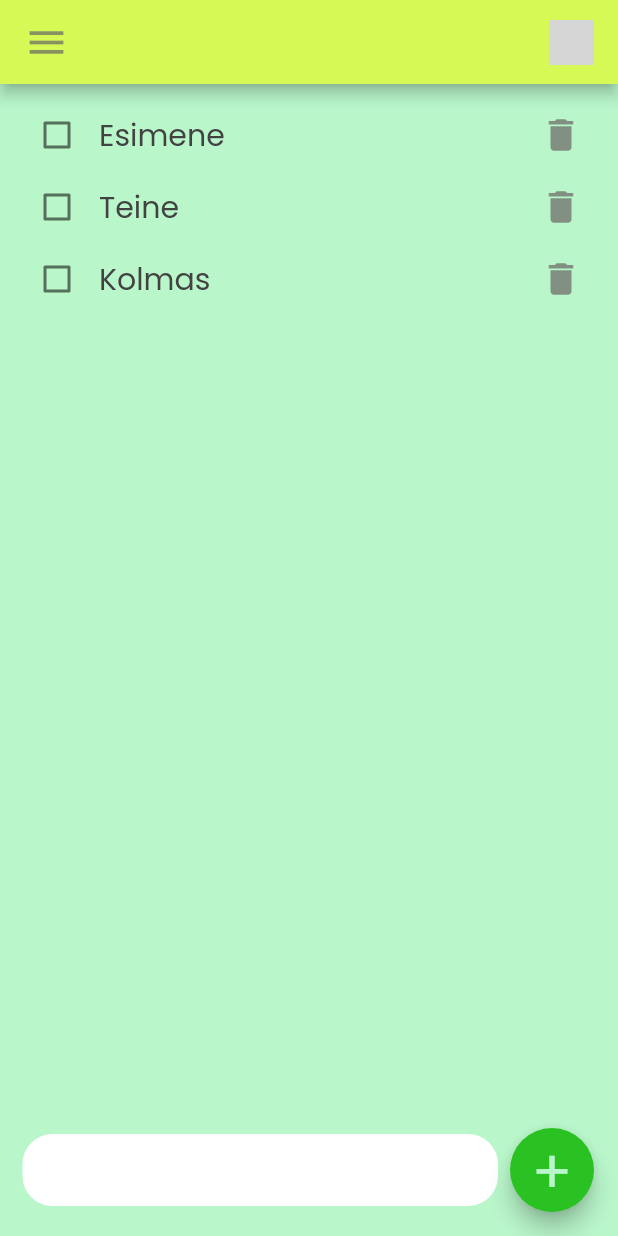
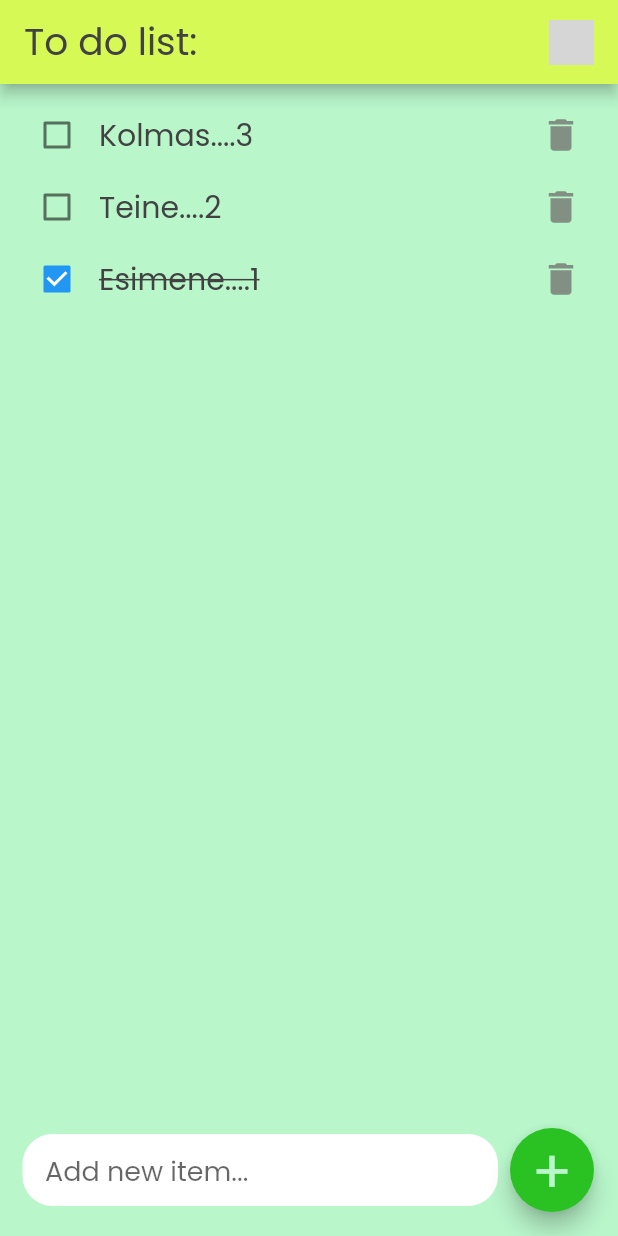
Before and after one commit to KatiRaavik/Todo_flutter, a Flutter app: the screen it shows after launch, on a phone screen of 412 x 824 dp. Run offline on Flutter 3.47's test engine with Material 2 defaults, Android fonts, the light colour scheme and no system bars; grey boxes are pictures that could not be loaded.

Commit message:
adding tasks checking, deleting and adding functionality

```diff
--- a/flutter_todo_test/lib/main.dart
+++ b/flutter_todo_test/lib/main.dart
@@ -1,5 +1,8 @@
+// ignore_for_file: prefer_const_constructors
+
 import 'package:flutter/material.dart';
 import 'package:flutter_todo_test/screens/home.dart';
+import 'package:flutter_todo_test/screens/loading.dart';
 
 void main() {
   runApp(const MyApp());
@@ -17,7 +20,6 @@ class _MyAppState extends State<MyApp> {
   @override
   Widget build(BuildContext context) {
     return MaterialApp(
-      title: 'ToDo App',
       home: Home(),
     );
   }
--- a/flutter_todo_test/lib/models/task.dart
+++ b/flutter_todo_test/lib/models/task.dart
@@ -1,6 +1,6 @@
 class Task {
-  String? id;
-  String? taskName;
+  String id;
+  String taskName;
   bool completed;
 
   Task({
@@ -13,16 +13,16 @@ class Task {
     return [
       Task(
         id: '01',
-        taskName: 'Esimene',
+        taskName: 'Esimene....1',
         completed: true,
       ),
       Task(
         id: '02',
-        taskName: 'Teine',
+        taskName: 'Teine....2',
       ),
       Task(
         id: '03',
-        taskName: 'Kolmas',
+        taskName: 'Kolmas....3',
       ),
     ];
   }
--- /dev/null
+++ b/flutter_todo_test/lib/parts/nav_bar.dart
@@ -0,0 +1,31 @@
+import 'package:flutter/material.dart';
+
+import '../materials/colors.dart';
+
+AppBar navBar() {
+  return AppBar(
+    automaticallyImplyLeading: false,
+    backgroundColor: tdYellow,
+    title: Row(
+      mainAxisAlignment: MainAxisAlignment.spaceBetween,
+      children: [
+        Text(
+          'To do list:',
+          style: TextStyle(
+            fontFamily: 'Poppins',
+            fontSize: 25.0,
+            color: Colors.grey[800],
+          ),
+        ),
+        Container(
+          height: 30,
+          width: 30,
+          child: ClipRRect(
+            borderRadius: BorderRadius.circular(20),
+            child: Image.asset('./assets/images/Todo.jpeg'),
+          ),
+        ),
+      ],
+    ),
+  );
+}
--- a/flutter_todo_test/lib/screens/home.dart
+++ b/flutter_todo_test/lib/screens/home.dart
@@ -1,9 +1,9 @@
-import 'dart:math';
-
 import 'package:flutter/material.dart';
-import 'package:flutter/services.dart';
 import 'package:flutter_todo_test/materials/colors.dart';
 import 'package:flutter_todo_test/models/task.dart';
+
+import '../parts/nav_bar.dart';
+import '../widgets/task_view.dart';
 
 class Home extends StatefulWidget {
   const Home({Key? key}) : super(key: key);
@@ -13,32 +13,26 @@ class Home extends StatefulWidget {
 }
 
 class _HomeState extends State<Home> {
+  // tasks
   final taskList = Task.taskList();
+  // new item textfield controller
+  final _taskNameController = TextEditingController();
+  // new item adding function
+  void _addTasks(String task) {
+    setState(() {
+      taskList.add(Task(
+        id: DateTime.now().millisecondsSinceEpoch.toString(),
+        taskName: task,
+      ));
+    });
+    // clears the field
+    _taskNameController.clear();
+  }
 
   @override
   Widget build(BuildContext context) {
     return Scaffold(
-      appBar: AppBar(
-        backgroundColor: tdYellow,
-        title: Row(
-          mainAxisAlignment: MainAxisAlignment.spaceBetween,
-          children: [
-            Icon(
-              Icons.menu,
-              color: tdGrey,
-              size: 30,
-            ),
-            Container(
-              height: 30,
-              width: 30,
-              child: ClipRRect(
-                borderRadius: BorderRadius.circular(20),
-                child: Image.asset('./assets/images/Todo.jpeg'),
-              ),
-            ),
-          ],
-        ),
-      ),
+      appBar: navBar(),
       body: Container(
         padding: EdgeInsets.all(10.0),
         alignment: Alignment.topLeft,
@@ -48,39 +42,17 @@ class _HomeState extends State<Home> {
           children: <Widget>[
             Column(
               mainAxisAlignment: MainAxisAlignment.start,
-              children: taskList.map((task) {
-                return Row(
-                  children: [
-                    Expanded(
-                        flex: 1,
-                        child:
-                            Checkbox(value: false, onChanged: ((value) => {}))),
-                    Expanded(
-                      flex: 5,
-                      child: Text(
-                        '${task.taskName}',
-                        maxLines: 1,
-                        style: TextStyle(
-                          fontFamily: 'Poppins',
-                          fontSize: 20.0,
-                          color: Colors.grey[800],
-                        ),
-                      ),
-                    ),
-                    Expanded(
-                      flex: 1,
-                      child: IconButton(
-                        onPressed: () {},
-                        icon: Icon(
-                          Icons.delete,
-                          color: tdGrey,
-                          size: 28,
-                        ),
-                      ),
-                    ),
-                  ],
-                );
-              }).toList(),
+              // to do list in lastly added order
+              children: taskList.reversed
+                  .map((task) => taskView(
+                        task: task,
+                        delete: () {
+                          setState(() {
+                            taskList.remove(task);
+                          });
+                        },
+                      ))
+                  .toList(),
             ),
             Container(
               alignment: Alignment.bottomCenter,
@@ -89,9 +61,15 @@ class _HomeState extends State<Home> {
                 color: Colors.white,
                 borderRadius: BorderRadius.circular(20),
               ),
+              // new item field
               child: TextField(
+                controller: _taskNameController,
                 decoration: InputDecoration(
                   counterText: '',
+                  hintText: 'Add new item...',
+                  hintStyle: TextStyle(
+                    fontSize: 18.0,
+                  ),
                   contentPadding:
                       EdgeInsets.symmetric(horizontal: 15.0, vertical: 3.0),
                   border: InputBorder.none,
@@ -106,12 +84,10 @@ class _HomeState extends State<Home> {
           ],
         ),
       ),
-      // ignore: prefer_const_constructors
+      // new item button
       floatingActionButton: FloatingActionButton(
         onPressed: () {
-          setState(() {
-            '';
-          });
+          _addTasks(_taskNameController.text);
         },
         backgroundColor: tdGreen,
         child: Text(
--- /dev/null
+++ b/flutter_todo_test/lib/widgets/task_view.dart
@@ -0,0 +1,78 @@
+import 'package:flutter/material.dart';
+import 'dart:core';
+
+import '../materials/colors.dart';
+import '../models/task.dart';
+
+class taskView extends StatefulWidget {
+  final Task task;
+  final VoidCallback delete;
+  taskView({
+    super.key,
+    required this.task,
+    required this.delete,
+  });
+
+  @override
+  State<taskView> createState() => _taskViewState();
+}
+
+class _taskViewState extends State<taskView> {
+  @override
+  Widget build(BuildContext context) {
+    return Row(
+      children: [
+        Expanded(
+          flex: 1,
+          child: Checkbox(
+            value: widget.task.completed,
+            onChanged: (newValue) => {
+              setState(() {
+                // set the value of checkbox
+                widget.task.completed = newValue!;
+                // set value of tasks list on completion
+                if (newValue == false) {
+                  setState(() {
+                    widget.task.completed = false;
+                  });
+                } else {
+                  setState(() {
+                    widget.task.completed = true;
+                  });
+                }
+              })
+            },
+          ),
+        ),
+        Expanded(
+          flex: 5,
+          child: Text(
+            // assign task name
+            widget.task.taskName,
+            maxLines: 1,
+            style: TextStyle(
+              fontFamily: 'Poppins',
+              fontSize: 20.0,
+              color: Colors.grey[800],
+              // cross out when completed
+              decoration:
+                  widget.task.completed ? TextDecoration.lineThrough : null,
+            ),
+          ),
+        ),
+        Expanded(
+          flex: 1,
+          child: IconButton(
+            // call delete functiion
+            onPressed: widget.delete,
+            icon: Icon(
+              Icons.delete,
+              color: tdGrey,
+              size: 28,
+            ),
+          ),
+        ),
+      ],
+    );
+  }
+}
```
Also changed, not shown: 1 other file.
